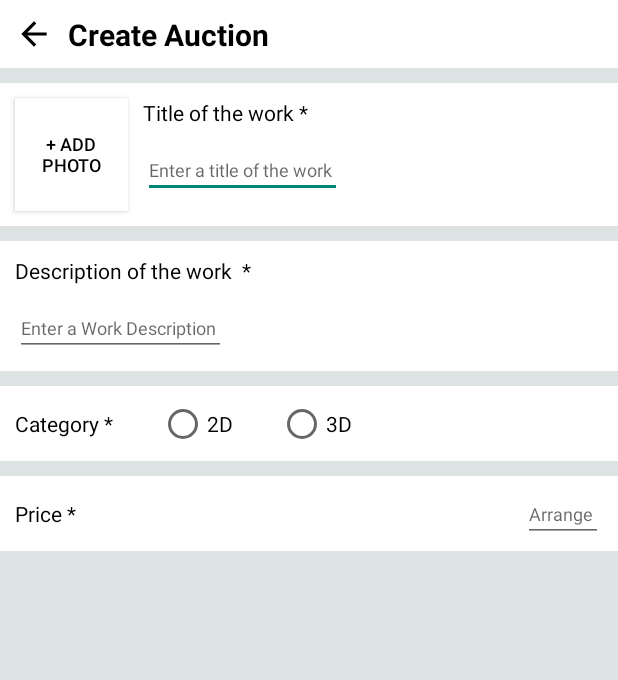
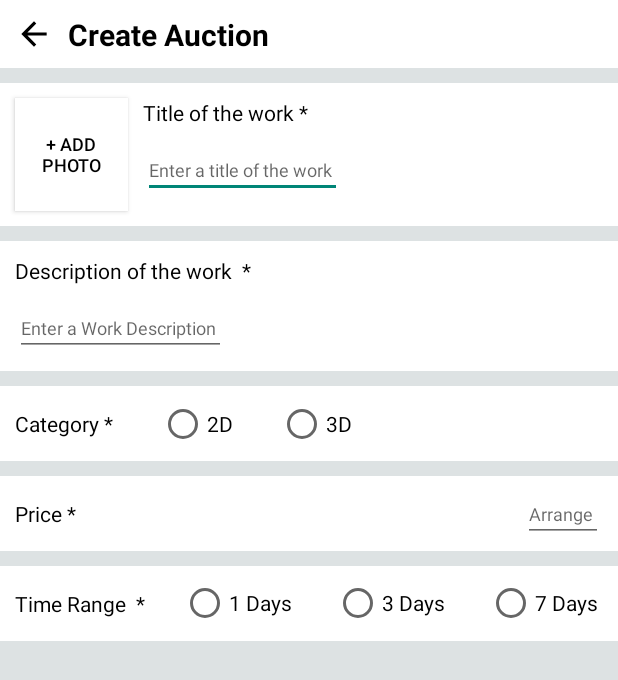
Before and after one commit to Stay2607/CapstoneArtion, an Android app: the NewAuctionActivity screen opened directly, with no data from a screen before it, on a phone screen of 412 x 824 dp. Shown: the top 680 px of the screen. Run offline under Robolectric (Android 15) with nearby library versions, the phone set to English and light mode, and no system bars.

Commit message:
Edit activity_new_auction.xml, Add Time Range

```diff
--- a/app/src/main/res/layout/activity_new_auction.xml
+++ b/app/src/main/res/layout/activity_new_auction.xml
@@ -199,4 +199,61 @@
             app:layout_constraintEnd_toEndOf="parent"
             app:layout_constraintTop_toTopOf="@+id/tv_add_price" />
     </androidx.constraintlayout.widget.ConstraintLayout>
+
+    <androidx.constraintlayout.widget.ConstraintLayout
+        android:id="@+id/auction_time"
+        android:layout_width="match_parent"
+        android:layout_height="wrap_content"
+        android:layout_marginTop="10dp"
+        android:background="@color/white"
+        app:layout_constraintTop_toBottomOf="@+id/fr_add_price"
+        tools:layout_editor_absoluteX="0dp">
+
+        <TextView
+            android:id="@+id/tv_auction_time"
+            android:layout_width="wrap_content"
+            android:layout_height="wrap_content"
+            android:layout_marginStart="10dp"
+            android:layout_marginTop="15dp"
+            android:layout_marginBottom="15dp"
+            android:text="Time Range  *"
+            android:textColor="@color/black"
+            android:textSize="14sp"
+            app:layout_constraintBottom_toBottomOf="parent"
+            app:layout_constraintStart_toStartOf="parent"
+            app:layout_constraintTop_toTopOf="parent" />
+
+        <RadioButton
+            android:id="@+id/rb_1day"
+            android:layout_width="wrap_content"
+            android:layout_height="wrap_content"
+            android:layout_marginStart="24dp"
+            android:text="1 Days"
+            app:layout_constraintBottom_toBottomOf="@+id/auction_time"
+            app:layout_constraintStart_toEndOf="@+id/tv_auction_time"
+            app:layout_constraintTop_toTopOf="@+id/auction_time"
+            app:layout_constraintVertical_bias="0.47" />
+
+        <RadioButton
+            android:id="@+id/rb_3day"
+            android:layout_width="wrap_content"
+            android:layout_height="wrap_content"
+            android:layout_marginStart="28dp"
+            android:text="3 Days"
+            app:layout_constraintBottom_toBottomOf="@+id/auction_time"
+            app:layout_constraintStart_toEndOf="@+id/rb_1day"
+            app:layout_constraintTop_toTopOf="@+id/auction_time"
+            app:layout_constraintVertical_bias="0.47" />
+
+        <RadioButton
+            android:id="@+id/rb_7day"
+            android:layout_width="wrap_content"
+            android:layout_height="wrap_content"
+            android:layout_marginStart="28dp"
+            android:text="7 Days"
+            app:layout_constraintBottom_toBottomOf="@+id/auction_time"
+            app:layout_constraintStart_toEndOf="@+id/rb_3day"
+            app:layout_constraintTop_toTopOf="@+id/auction_time"
+            app:layout_constraintVertical_bias="0.47" />
+    </androidx.constraintlayout.widget.ConstraintLayout>
 </androidx.constraintlayout.widget.ConstraintLayout>
```
